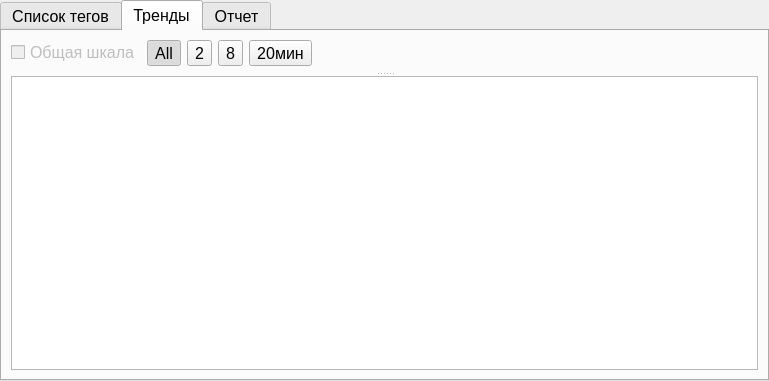
Above: subform.ui from Jaskievich/Jaskevich before the change. Below: the same form after it.
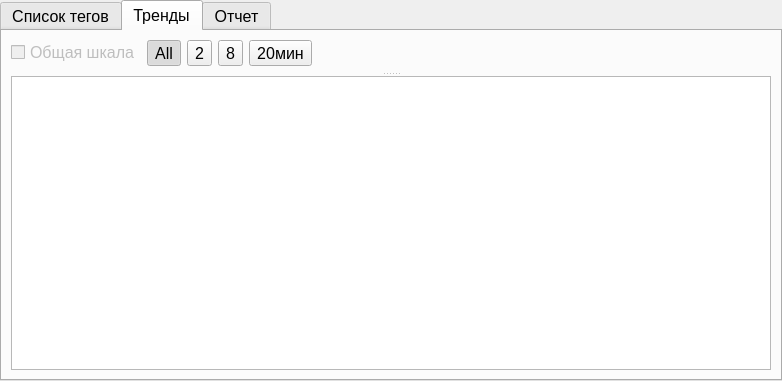
That is the form after the change. The open tabs and pages were chosen to show the change. Icons and pictures are not drawn.

Diff of the .ui file:
```diff
--- a/subform.ui
+++ b/subform.ui
@@ -6,7 +6,7 @@
    <rect>
     <x>0</x>
     <y>0</y>
-    <width>769</width>
+    <width>782</width>
     <height>381</height>
    </rect>
   </property>
@@ -349,8 +349,11 @@
              <property name="frameShadow">
               <enum>QFrame::Sunken</enum>
              </property>
+             <property name="lineWidth">
+              <number>2</number>
+             </property>
              <property name="midLineWidth">
-              <number>1</number>
+              <number>2</number>
              </property>
              <property name="sizeAdjustPolicy">
               <enum>QAbstractScrollArea::AdjustToContents</enum>
@@ -358,6 +361,9 @@
              <property name="editTriggers">
               <set>QAbstractItemView::NoEditTriggers</set>
              </property>
+             <property name="alternatingRowColors">
+              <bool>true</bool>
+             </property>
              <property name="selectionMode">
               <enum>QAbstractItemView::SingleSelection</enum>
              </property>
@@ -370,6 +376,15 @@
              <property name="columnCount">
               <number>0</number>
              </property>
+             <attribute name="horizontalHeaderVisible">
+              <bool>false</bool>
+             </attribute>
+             <attribute name="horizontalHeaderCascadingSectionResizes">
+              <bool>true</bool>
+             </attribute>
+             <attribute name="horizontalHeaderStretchLastSection">
+              <bool>true</bool>
+             </attribute>
             </widget>
            </item>
           </layout>
```
Left out of the diff: 16 changed lines with no effect on the pictures.
